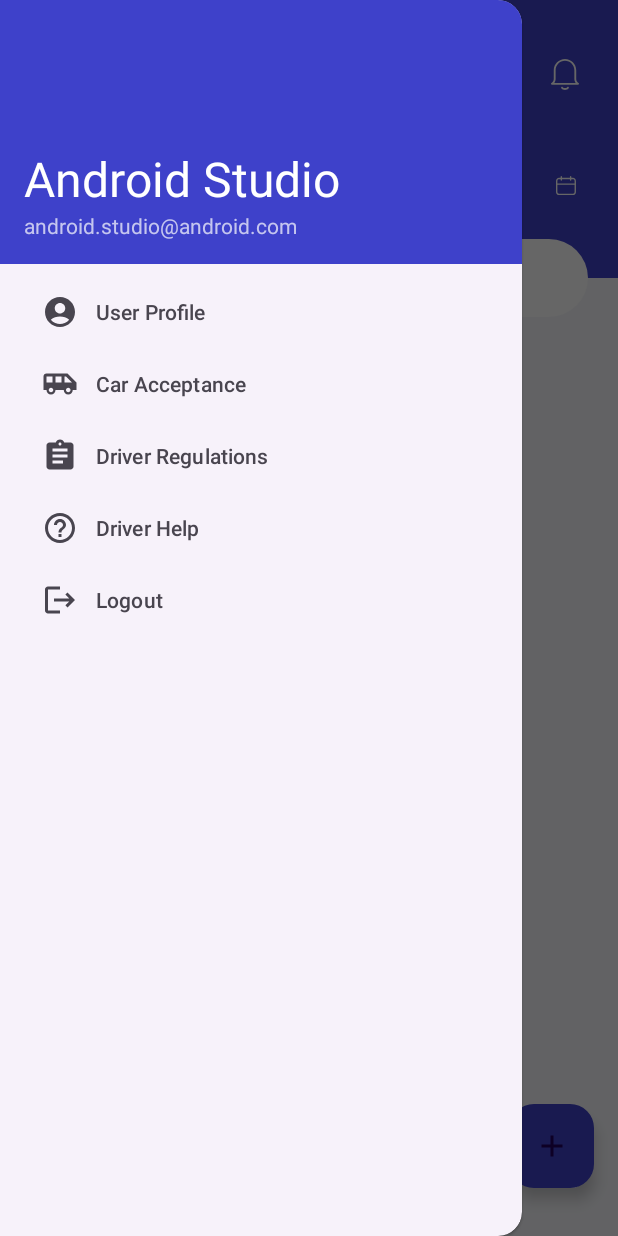
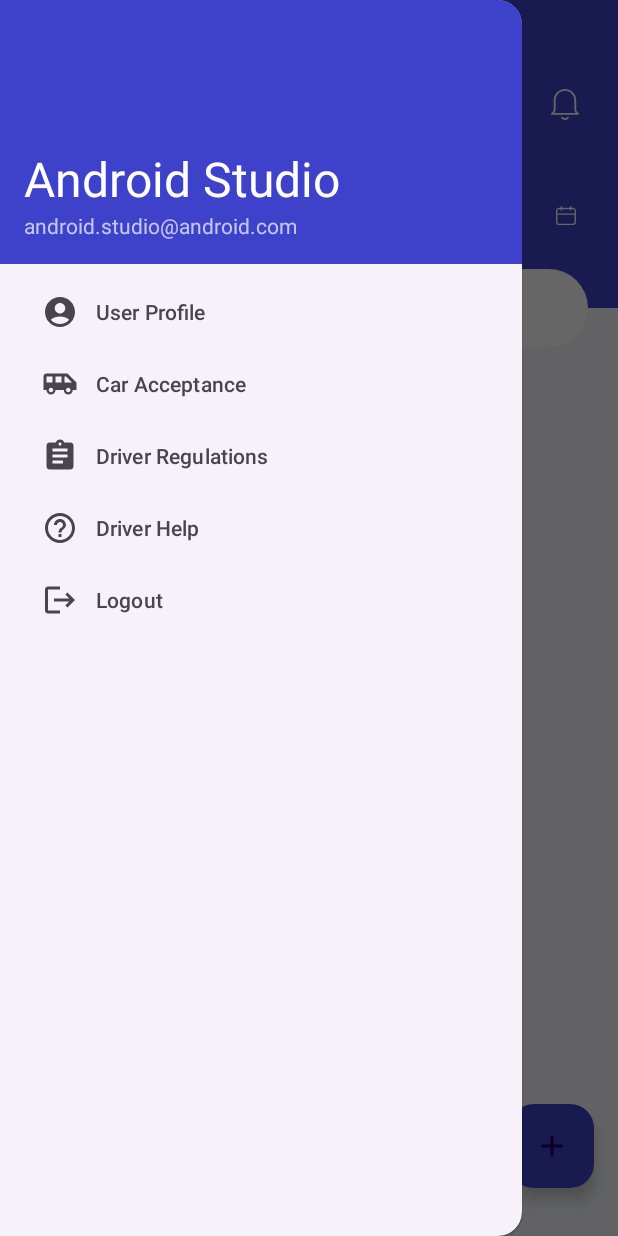
Before and after one commit to iiasceriwebmaster/Domenator, an Android app: the ReportActivity screen opened directly, with no data from a screen before it, with the side drawer open, on a phone screen of 412 x 824 dp. Run offline under Robolectric (Android 15) with nearby library versions, the phone set to English and light mode, and no system bars.

Commit message:
Fixed ui for tall phones

```diff
--- a/app/src/main/java/md/webmasterstudio/domenator/ui/activities/ReportActivity.kt
+++ b/app/src/main/java/md/webmasterstudio/domenator/ui/activities/ReportActivity.kt
@@ -18,7 +18,7 @@ class ReportActivity : AppCompatActivity(),
     AddReportDialogFragment.DialogAddReportFragmentListener {
 
     private lateinit var binding: ActivityReportBinding
-    lateinit var reports: MutableList<ReportItem>
+    private lateinit var reports: MutableList<ReportItem>
     var editReportDialogItemPosition = -1
 
     override fun onCreate(savedInstanceState: Bundle?) {
--- a/app/src/main/res/layout/activity_report.xml
+++ b/app/src/main/res/layout/activity_report.xml
@@ -16,14 +16,14 @@
         <LinearLayout
             android:layout_width="match_parent"
             android:layout_height="match_parent"
-            android:background="@color/primary_white"
+            android:background="@color/primary_color"
             android:orientation="vertical">
 
             <LinearLayout
+                android:layout_marginTop="20dp"
                 android:id="@+id/LL1"
                 android:layout_width="match_parent"
                 android:layout_height="wrap_content"
-                android:background="@color/primary_color"
                 android:orientation="vertical">
 
                 <RelativeLayout
@@ -118,6 +118,12 @@
 
             </LinearLayout>
 
+            <LinearLayout
+                android:orientation="vertical"
+                android:layout_width="match_parent"
+                android:layout_height="match_parent"
+                android:background="@color/primary_white">
+
                 <androidx.recyclerview.widget.RecyclerView
                     android:visibility="gone"
                     android:id="@+id/reportRecyclerView"
@@ -146,6 +152,10 @@
                         android:layout_height="wrap_content" />
 
                 </LinearLayout>
+
+            </LinearLayout>
+
+
 
         </LinearLayout>
 
```
Lines whose indentation alone changed are shown as unchanged.
